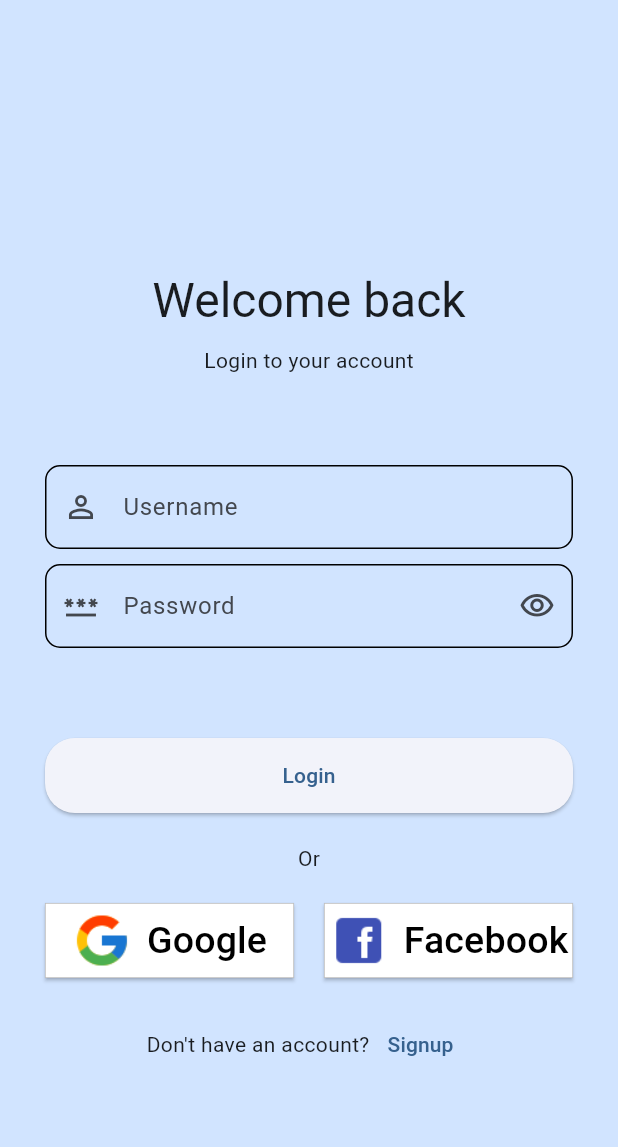
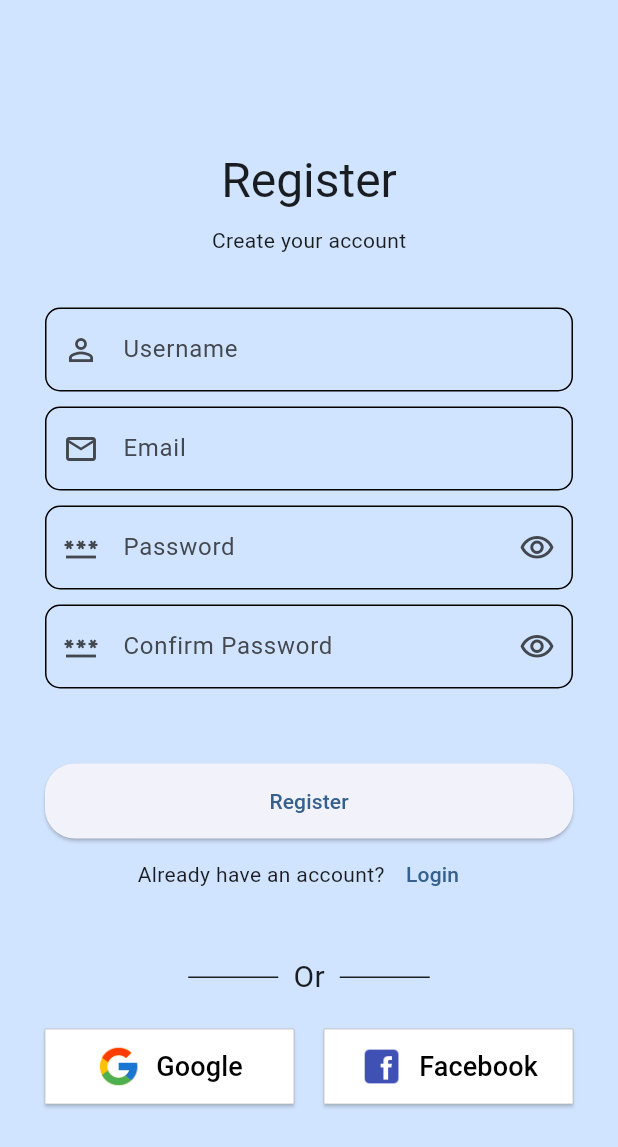
Before and after one commit to mMelnic/news-fake-detection, a Flutter app: the screen it shows after launch, after a tap on "Login", after a tap on "Signup", on a phone screen of 412 x 824 dp. Shown: the top 1147 px of the screen. Run offline on Flutter 3.47's test engine with Material 3 defaults, Android fonts, the phone set to English and light mode, and no system bars; our stand-ins replace google_sign_in, hive_flutter; accounts and stored records are empty; Roboto replaces fonts that are missing (Abel).

Commit message:
Redesign login and registration for mobile

```diff
--- a/news_aggregator/frontend/lib/android/login_screen.dart
+++ b/news_aggregator/frontend/lib/android/login_screen.dart
@@ -1,5 +1,6 @@
 import 'package:flutter/material.dart';
 import 'package:hive_flutter/hive_flutter.dart';
+import 'signup_page.dart';
 
 // import 'home.dart';
 // import 'signup.dart';
@@ -242,10 +243,10 @@ class _LoginState extends State<Login> {
                       TextButton(
                         onPressed: () {
                           _formKey.currentState?.reset();
-                          // Navigator.push(
-                          //   context,
-                          //   MaterialPageRoute(builder: (_) => const Signup()),
-                          // );
+                          Navigator.push(
+                            context,
+                            MaterialPageRoute(builder: (_) => const SignUp()),
+                          );
                         },
                         child: const Text("Signup"),
                       ),
--- /dev/null
+++ b/news_aggregator/frontend/lib/android/signup_page.dart
@@ -0,0 +1,359 @@
+import 'package:flutter/material.dart';
+import 'package:hive_flutter/hive_flutter.dart';
+// import 'package:firebase_auth/firebase_auth.dart';
+import 'package:google_sign_in/google_sign_in.dart';
+
+class SignUp extends StatefulWidget {
+  const SignUp({super.key});
+
+  @override
+  State<SignUp> createState() => _SignUpState();
+}
+
+class _SignUpState extends State<SignUp> {
+  final GlobalKey<FormState> _formKey = GlobalKey();
+
+  final FocusNode _focusNodeEmail = FocusNode();
+  final FocusNode _focusNodePassword = FocusNode();
+  final FocusNode _focusNodeConfirmPassword = FocusNode();
+  final TextEditingController _controllerUsername = TextEditingController();
+  final TextEditingController _controllerEmail = TextEditingController();
+  final TextEditingController _controllerPassword = TextEditingController();
+  final TextEditingController _controllerConFirmPassword =
+      TextEditingController();
+
+  final Box _boxAccounts = Hive.box("accounts");
+  bool _obscurePassword = true;
+
+  // Firebase and Google sign-in instances
+  // final FirebaseAuth _auth = FirebaseAuth.instance;
+  final GoogleSignIn _googleSignIn = GoogleSignIn();
+
+  // Future<User?> _handleGoogleSignIn() async {
+  //   User? user;
+  //   bool isSignedIn = await _googleSignIn.isSignedIn();
+  //   if (isSignedIn) {
+  //     user = _auth.currentUser;
+  //   } else {
+  //     final GoogleSignInAccount? googleUser = await _googleSignIn.signIn();
+  //     if (googleUser == null) return null; // user canceled sign-in
+  //     final GoogleSignInAuthentication googleAuth =
+  //         await googleUser.authentication;
+  //     final credential = GoogleAuthProvider.credential(
+  //       accessToken: googleAuth.accessToken,
+  //       idToken: googleAuth.idToken,
+  //     );
+  //     final userCredential = await _auth.signInWithCredential(credential);
+  //     user = userCredential.user;
+  //   }
+  //   return user;
+  // }
+
+  void _onGoogleSignIn() async {
+      ScaffoldMessenger.of(context).showSnackBar(
+      const SnackBar(content: Text('Google Sign-In pressed (not implemented)')),
+    );
+    // final user = await _handleGoogleSignIn();
+    // if (user != null) {
+    //   // Navigate or show success as you want
+    //   ScaffoldMessenger.of(context).showSnackBar(
+    //     SnackBar(content: Text('Google sign in successful: ${user.email}')),
+    //   );
+    //   // Example: Navigator.pushReplacementNamed(context, '/home');
+    // }
+  }
+
+  @override
+  Widget build(BuildContext context) {
+    return Scaffold(
+      backgroundColor: Theme.of(context).colorScheme.primaryContainer,
+      body: Form(
+        key: _formKey,
+        child: SingleChildScrollView(
+          padding: const EdgeInsets.symmetric(horizontal: 30.0),
+          child: Column(
+            children: [
+              const SizedBox(height: 100),
+              Text(
+                "Register",
+                style: Theme.of(context).textTheme.headlineLarge,
+              ),
+              const SizedBox(height: 10),
+              Text(
+                "Create your account",
+                style: Theme.of(context).textTheme.bodyMedium,
+              ),
+              const SizedBox(height: 35),
+              TextFormField(
+                controller: _controllerUsername,
+                keyboardType: TextInputType.name,
+                decoration: InputDecoration(
+                  labelText: "Username",
+                  prefixIcon: const Icon(Icons.person_outline),
+                  border: OutlineInputBorder(
+                    borderRadius: BorderRadius.circular(10),
+                  ),
+                  enabledBorder: OutlineInputBorder(
+                    borderRadius: BorderRadius.circular(10),
+                  ),
+                ),
+                validator: (String? value) {
+                  if (value == null || value.isEmpty) {
+                    return "Please enter username.";
+                  } else if (_boxAccounts.containsKey(value)) {
+                    return "Username is already registered.";
+                  }
+                  return null;
+                },
+                onEditingComplete: () => _focusNodeEmail.requestFocus(),
+              ),
+              const SizedBox(height: 10),
+              TextFormField(
+                controller: _controllerEmail,
+                focusNode: _focusNodeEmail,
+                keyboardType: TextInputType.emailAddress,
+                decoration: InputDecoration(
+                  labelText: "Email",
+                  prefixIcon: const Icon(Icons.email_outlined),
+                  border: OutlineInputBorder(
+                    borderRadius: BorderRadius.circular(10),
+                  ),
+                  enabledBorder: OutlineInputBorder(
+                    borderRadius: BorderRadius.circular(10),
+                  ),
+                ),
+                validator: (String? value) {
+                  if (value == null || value.isEmpty) {
+                    return "Please enter email.";
+                  } else if (!(value.contains('@') && value.contains('.'))) {
+                    return "Invalid email";
+                  }
+                  return null;
+                },
+                onEditingComplete: () => _focusNodePassword.requestFocus(),
+              ),
+              const SizedBox(height: 10),
+              TextFormField(
+                controller: _controllerPassword,
+                obscureText: _obscurePassword,
+                focusNode: _focusNodePassword,
+                keyboardType: TextInputType.visiblePassword,
+                decoration: InputDecoration(
+                  labelText: "Password",
+                  prefixIcon: const Icon(Icons.password_outlined),
+                  suffixIcon: IconButton(
+                    onPressed: () {
+                      setState(() {
+                        _obscurePassword = !_obscurePassword;
+                      });
+                    },
+                    icon:
+                        _obscurePassword
+                            ? const Icon(Icons.visibility_outlined)
+                            : const Icon(Icons.visibility_off_outlined),
+                  ),
+                  border: OutlineInputBorder(
+                    borderRadius: BorderRadius.circular(10),
+                  ),
+                  enabledBorder: OutlineInputBorder(
+                    borderRadius: BorderRadius.circular(10),
+                  ),
+                ),
+                validator: (String? value) {
+                  if (value == null || value.isEmpty) {
+                    return "Please enter password.";
+                  } else if (value.length < 8) {
+                    return "Password must be at least 8 character.";
+                  }
+                  return null;
+                },
+                onEditingComplete:
+                    () => _focusNodeConfirmPassword.requestFocus(),
+              ),
+              const SizedBox(height: 10),
+              TextFormField(
+                controller: _controllerConFirmPassword,
+                obscureText: _obscurePassword,
+                focusNode: _focusNodeConfirmPassword,
+                keyboardType: TextInputType.visiblePassword,
+                decoration: InputDecoration(
+                  labelText: "Confirm Password",
+                  prefixIcon: const Icon(Icons.password_outlined),
+                  suffixIcon: IconButton(
+                    onPressed: () {
+                      setState(() {
+                        _obscurePassword = !_obscurePassword;
+                      });
+                    },
+                    icon:
+                        _obscurePassword
+                            ? const Icon(Icons.visibility_outlined)
+                            : const Icon(Icons.visibility_off_outlined),
+                  ),
+                  border: OutlineInputBorder(
+                    borderRadius: BorderRadius.circular(10),
+                  ),
+                  enabledBorder: OutlineInputBorder(
+                    borderRadius: BorderRadius.circular(10),
+                  ),
+                ),
+                validator: (String? value) {
+                  if (value == null || value.isEmpty) {
+                    return "Please enter password.";
+                  } else if (value != _controllerPassword.text) {
+                    return "Password doesn't match.";
+                  }
+                  return null;
+                },
+              ),
+              const SizedBox(height: 50),
+              Column(
+                children: [
+                  ElevatedButton(
+                    style: ElevatedButton.styleFrom(
+                      minimumSize: const Size.fromHeight(50),
+                      shape: RoundedRectangleBorder(
+                        borderRadius: BorderRadius.circular(20),
+                      ),
+                    ),
+                    onPressed: () {
+                      if (_formKey.currentState?.validate() ?? false) {
+                        _boxAccounts.put(
+                          _controllerUsername.text,
+                          _controllerConFirmPassword.text,
+                        );
+
+                        ScaffoldMessenger.of(context).showSnackBar(
+                          SnackBar(
+                            width: 200,
+                            backgroundColor:
+                                Theme.of(context).colorScheme.secondary,
+                            shape: RoundedRectangleBorder(
+                              borderRadius: BorderRadius.circular(10),
+                            ),
+                            behavior: SnackBarBehavior.floating,
+                            content: const Text("Registered Successfully"),
+                          ),
+                        );
+
+                        _formKey.currentState?.reset();
+
+                        Navigator.pop(context);
+                      }
+                    },
+                    child: const Text("Register"),
+                  ),
+                  Row(
+                    mainAxisAlignment: MainAxisAlignment.center,
+                    children: [
+                      const Text("Already have an account?"),
+                      TextButton(
+                        onPressed: () => Navigator.pop(context),
+                        child: const Text("Login"),
+                      ),
+                    ],
+                  ),
+                ],
+              ),
+
+              // Added OR divider and social sign-in buttons from second class:
+              const SizedBox(height: 30),
+              Row(
+                mainAxisAlignment: MainAxisAlignment.center,
+                children: [
+                  Container(height: 1, width: 60, color: Colors.black87),
+                  const Padding(
+                    padding: EdgeInsets.symmetric(horizontal: 10),
+                    child: Text("Or", style: TextStyle(fontSize: 20)),
+                  ),
+                  Container(height: 1, width: 60, color: Colors.black87),
+                ],
+              ),
+              const SizedBox(height: 20),
+
+              Row(
+                children: [
+                  Expanded(
+                    child: ElevatedButton(
+                      style: ElevatedButton.styleFrom(
+                        backgroundColor: Colors.white,
+                        foregroundColor: Colors.black,
+                        side: BorderSide(
+                          color: Colors.grey.shade400,
+                          width: 0.5,
+                        ),
+                        padding: const EdgeInsets.symmetric(vertical: 10),
+                        shape: ContinuousRectangleBorder(),
+                      ),
+                      onPressed: _onGoogleSignIn,
+                      child: Row(
+                        mainAxisAlignment: MainAxisAlignment.center,
+                        children: [
+                          Image.asset(
+                            'assets/images/google.png',
+                            fit: BoxFit.contain,
+                            width: 30,
+                            height: 30,
+                          ),
+                          const SizedBox(width: 10),
+                          const Text('Google', style: TextStyle(fontSize: 18)),
+                        ],
+                      ),
+                    ),
+                  ),
+                  const SizedBox(width: 20),
+                  Expanded(
+                    child: ElevatedButton(
+                      style: ElevatedButton.styleFrom(
+                        backgroundColor: Colors.white,
+                        foregroundColor: Colors.black,
+                        side: BorderSide(
+                          color: Colors.grey.shade400,
+                          width: 0.5,
+                        ),
+                        padding: const EdgeInsets.symmetric(vertical: 10),
+                        shape: ContinuousRectangleBorder(),
+                      ),
+                      onPressed: () {
+                        // TODO: Implement Facebook sign-in
+                      },
+                      child: Row(
+                        mainAxisAlignment: MainAxisAlignment.center,
+                        children: [
+                          Image.asset(
+                            'assets/images/facebook.png',
+                            fit: BoxFit.contain,
+                            width: 30,
+                            height: 30,
+                          ),
+                          const SizedBox(width: 10),
+                          const Text(
+                            'Facebook',
+                            style: TextStyle(fontSize: 18),
+                          ),
+                        ],
+                      ),
+                    ),
+                  ),
+                ],
+              ),
+              const SizedBox(height: 20),
+            ],
+          ),
+        ),
+      ),
+    );
+  }
+
+  @override
+  void dispose() {
+    _focusNodeEmail.dispose();
+    _focusNodePassword.dispose();
+    _focusNodeConfirmPassword.dispose();
+    _controllerUsername.dispose();
+    _controllerEmail.dispose();
+    _controllerPassword.dispose();
+    _controllerConFirmPassword.dispose();
+    super.dispose();
+  }
+}
```
